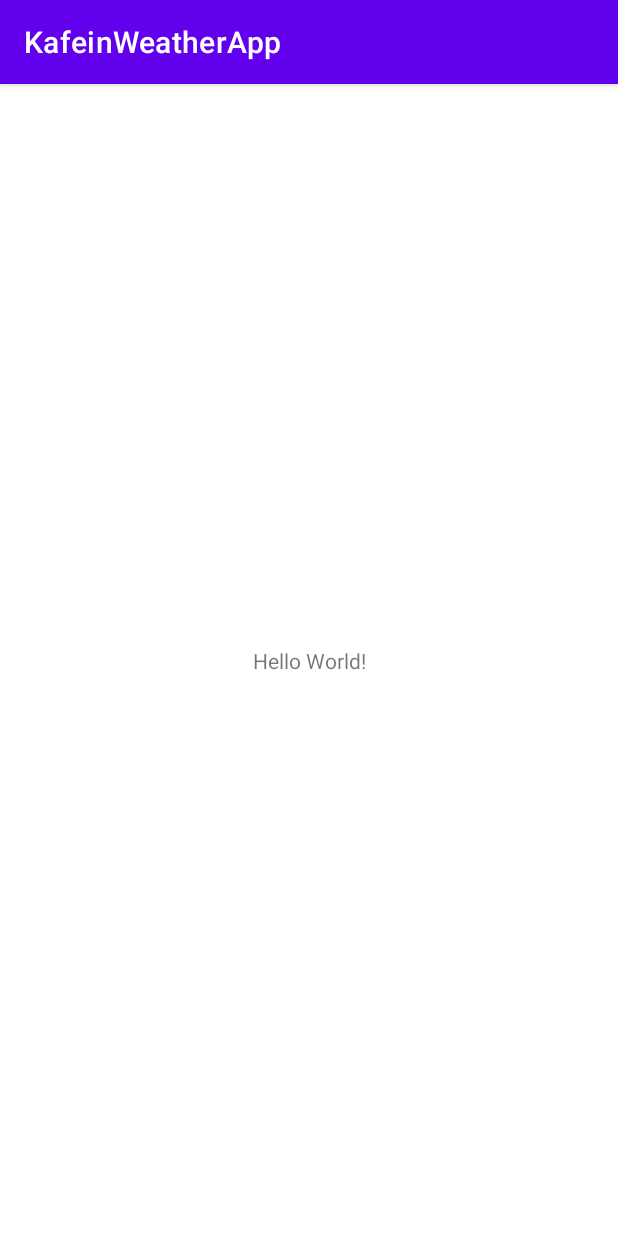
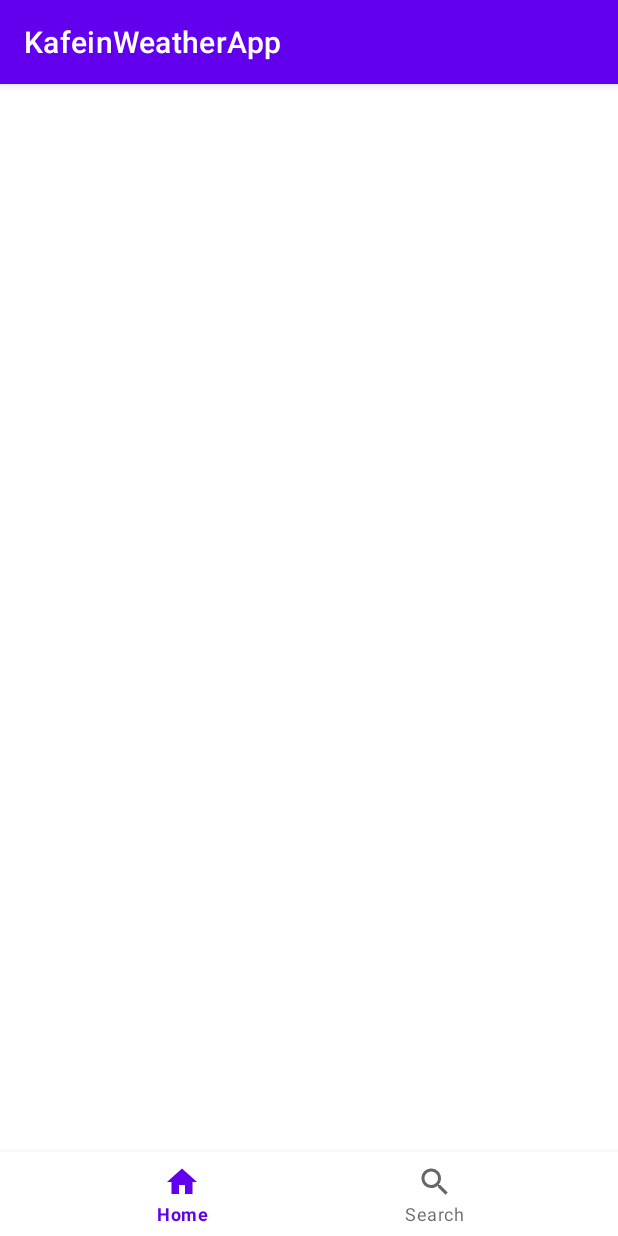
Before and after one commit to FurkanAdemoglu/WeatherApp, an Android app: the screen it shows after launch (MainActivity), on a phone screen of 412 x 824 dp. Run offline under Robolectric (Android 15) with nearby library versions, the phone set to English and light mode, and no system bars; our stand-ins replace Dagger/Hilt's generated code, navigation-ui.

Commit message:
application is created and aded to manifes navgraph and bottomnavigation is code

```diff
--- a/KafeinWeatherApp/app/src/main/AndroidManifest.xml
+++ b/KafeinWeatherApp/app/src/main/AndroidManifest.xml
@@ -11,6 +11,7 @@
         android:label="@string/app_name"
         android:roundIcon="@mipmap/ic_launcher_round"
         android:supportsRtl="true"
+        android:name=".WeatherApp"
         android:theme="@style/Theme.KafeinWeatherApp"
         tools:targetApi="31">
         <activity
--- a/KafeinWeatherApp/app/src/main/java/com/example/kafeinweatherapp/MainActivity.kt
+++ b/KafeinWeatherApp/app/src/main/java/com/example/kafeinweatherapp/MainActivity.kt
@@ -2,10 +2,20 @@ package com.example.kafeinweatherapp
 
 import androidx.appcompat.app.AppCompatActivity
 import android.os.Bundle
+import androidx.navigation.NavController
+import androidx.navigation.fragment.NavHostFragment
+import androidx.navigation.ui.setupWithNavController
+import com.google.android.material.bottomnavigation.BottomNavigationView
 
 class MainActivity : AppCompatActivity() {
     override fun onCreate(savedInstanceState: Bundle?) {
         super.onCreate(savedInstanceState)
         setContentView(R.layout.activity_main)
+        val bottomNav: BottomNavigationView = findViewById(R.id.bottomNavigationView)
+        val navHostFragment =
+            supportFragmentManager.findFragmentById(R.id.navHostFragment) as NavHostFragment
+        val navController: NavController = navHostFragment.navController
+
+        bottomNav.setupWithNavController(navController)
     }
 }
--- /dev/null
+++ b/KafeinWeatherApp/app/src/main/java/com/example/kafeinweatherapp/WeatherApp.kt
@@ -0,0 +1,8 @@
+package com.example.kafeinweatherapp
+
+import android.app.Application
+import dagger.hilt.android.HiltAndroidApp
+
+@HiltAndroidApp
+class WeatherApp:Application() {
+}
--- /dev/null
+++ b/KafeinWeatherApp/app/src/main/res/drawable/ic_baseline_home.xml
@@ -0,0 +1,5 @@
+<vector android:height="24dp" android:tint="#000000"
+    android:viewportHeight="24" android:viewportWidth="24"
+    android:width="24dp" xmlns:android="http://schemas.android.com/apk/res/android">
+    <path android:fillColor="@android:color/white" android:pathData="M10,20v-6h4v6h5v-8h3L12,3 2,12h3v8z"/>
+</vector>
--- /dev/null
+++ b/KafeinWeatherApp/app/src/main/res/drawable/ic_baseline_search.xml
@@ -0,0 +1,5 @@
+<vector android:height="24dp" android:tint="#000000"
+    android:viewportHeight="24" android:viewportWidth="24"
+    android:width="24dp" xmlns:android="http://schemas.android.com/apk/res/android">
+    <path android:fillColor="@android:color/white" android:pathData="M15.5,14h-0.79l-0.28,-0.27C15.41,12.59 16,11.11 16,9.5 16,5.91 13.09,3 9.5,3S3,5.91 3,9.5 5.91,16 9.5,16c1.61,0 3.09,-0.59 4.23,-1.57l0.27,0.28v0.79l5,4.99L20.49,19l-4.99,-5zM9.5,14C7.01,14 5,11.99 5,9.5S7.01,5 9.5,5 14,7.01 14,9.5 11.99,14 9.5,14z"/>
+</vector>
--- a/KafeinWeatherApp/app/src/main/res/layout/activity_main.xml
+++ b/KafeinWeatherApp/app/src/main/res/layout/activity_main.xml
@@ -6,13 +6,33 @@
     android:layout_height="match_parent"
     tools:context=".MainActivity">
 
-    <TextView
-        android:layout_width="wrap_content"
+    <FrameLayout
+        android:id="@+id/flFragment"
+        android:layout_width="match_parent"
+        android:layout_height="0dp"
+        app:layout_constraintBottom_toTopOf="@+id/bottomNavigationView"
+        app:layout_constraintEnd_toEndOf="parent"
+        app:layout_constraintHorizontal_bias="0.5"
+        app:layout_constraintStart_toStartOf="parent"
+        app:layout_constraintTop_toTopOf="parent">
+
+        <fragment
+            android:id="@+id/navHostFragment"
+            android:name="androidx.navigation.fragment.NavHostFragment"
+            android:layout_width="match_parent"
+            android:layout_height="match_parent"
+            app:defaultNavHost="true"
+            />
+
+    </FrameLayout>
+    <com.google.android.material.bottomnavigation.BottomNavigationView
+        android:id="@+id/bottomNavigationView"
+        android:layout_width="match_parent"
         android:layout_height="wrap_content"
-        android:text="Hello World!"
+        app:itemBackground="@color/white"
+        app:menu="@menu/bottom_navigation_menu"
         app:layout_constraintBottom_toBottomOf="parent"
         app:layout_constraintEnd_toEndOf="parent"
-        app:layout_constraintStart_toStartOf="parent"
-        app:layout_constraintTop_toTopOf="parent" />
-
+        app:layout_constraintHorizontal_bias="0.5"
+        app:layout_constraintStart_toStartOf="parent"/>
 </androidx.constraintlayout.widget.ConstraintLayout>
--- /dev/null
+++ b/KafeinWeatherApp/app/src/main/res/menu/bottom_navigation_menu.xml
@@ -0,0 +1,14 @@
+<?xml version="1.0" encoding="utf-8"?>
+<menu xmlns:android="http://schemas.android.com/apk/res/android">
+
+    <item android:id="@+id/listFragment"
+        android:title="Home"
+        android:icon="@drawable/ic_baseline_home"
+        />
+
+    <item android:id="@+id/mapFragment"
+        android:title="Search"
+        android:icon="@drawable/ic_baseline_search"
+        />
+
+</menu>
--- /dev/null
+++ b/KafeinWeatherApp/app/src/main/res/navigation/nav_graph.xml
@@ -0,0 +1,6 @@
+<?xml version="1.0" encoding="utf-8"?>
+<navigation xmlns:android="http://schemas.android.com/apk/res/android"
+    xmlns:app="http://schemas.android.com/apk/res-auto"
+    android:id="@+id/nav_graph">
+
+</navigation>
```
